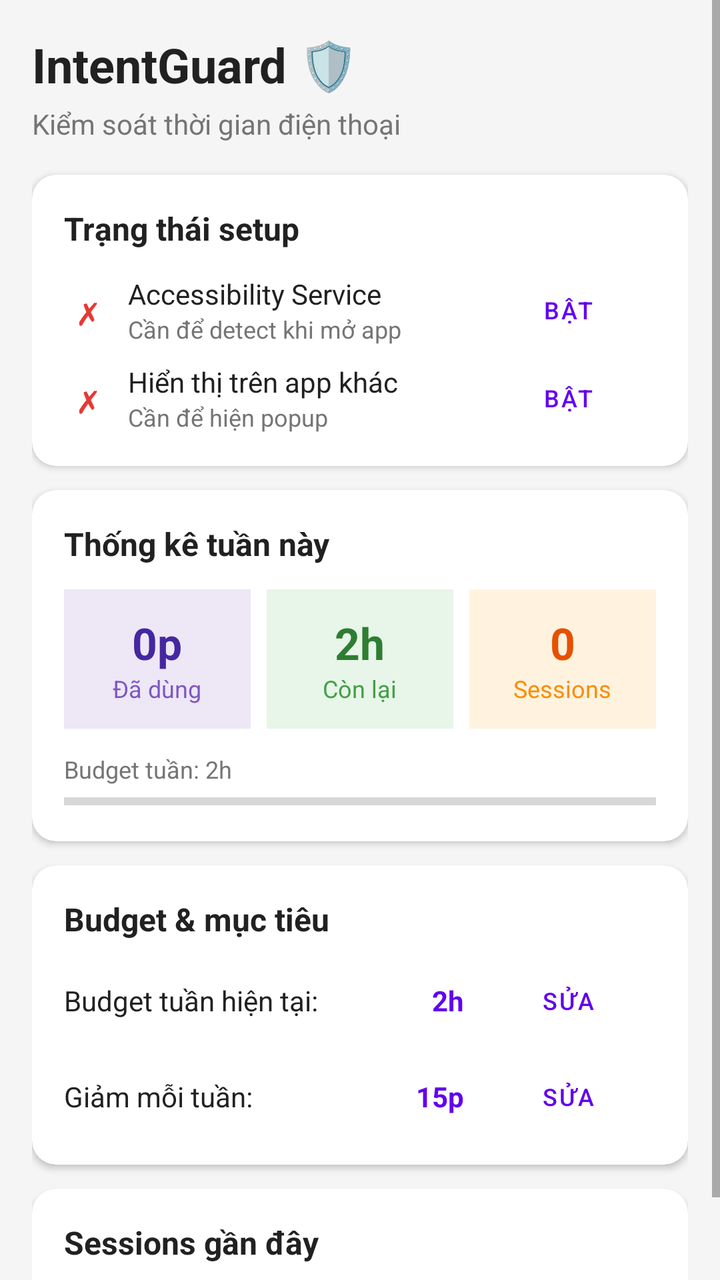
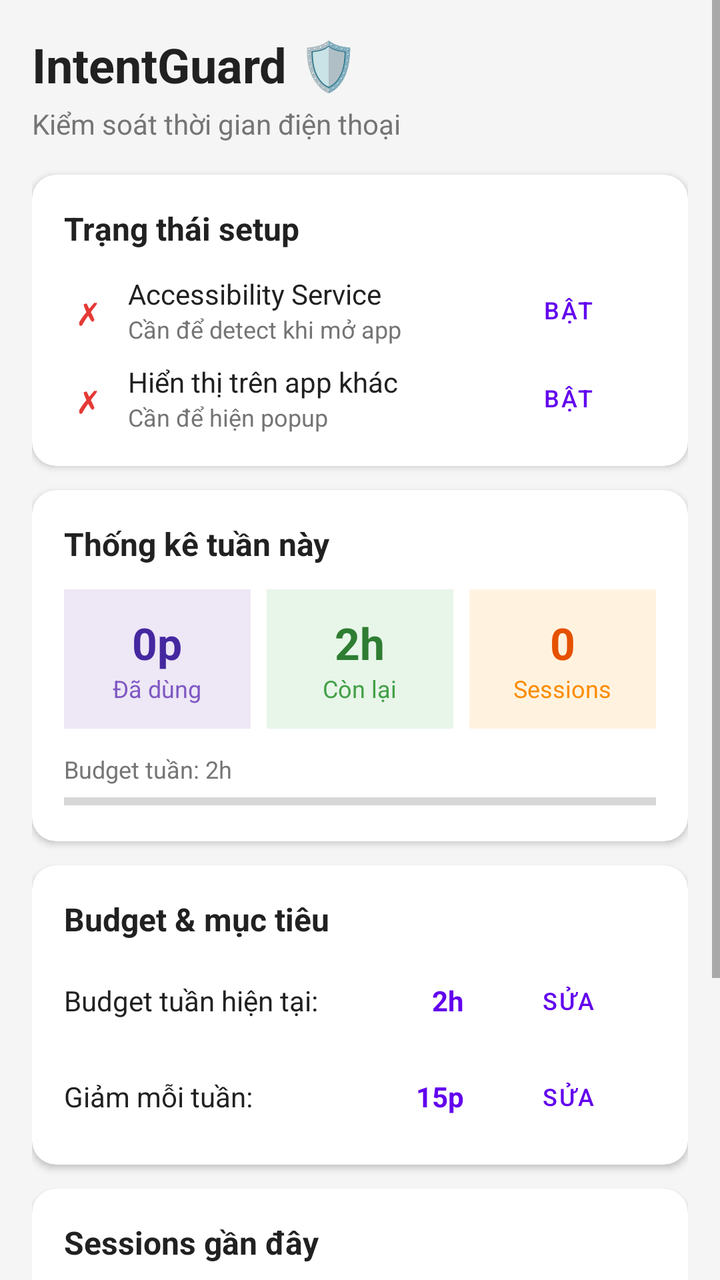

Before-and-after screenshots of an Android layout around one commit, followed by the original layout XML and the change that was made.
<!-- AndroidManifest.xml: application theme Theme.IntentGuard -->
<!-- res/layout/activity_main.xml -->
<?xml version="1.0" encoding="utf-8"?>
<ScrollView xmlns:android="http://schemas.android.com/apk/res/android"
    xmlns:app="http://schemas.android.com/apk/res-auto"
    android:layout_width="match_parent"
    android:layout_height="match_parent"
    android:background="#F5F5F5">

    <LinearLayout
        android:layout_width="match_parent"
        android:layout_height="wrap_content"
        android:orientation="vertical"
        android:padding="16dp">

        
        <TextView
            android:layout_width="match_parent"
            android:layout_height="wrap_content"
            android:text="IntentGuard 🛡️"
            android:textSize="24sp"
            android:textStyle="bold"
            android:textColor="@color/text_primary"
            android:layout_marginBottom="4dp" />

        <TextView
            android:layout_width="match_parent"
            android:layout_height="wrap_content"
            android:text="Kiểm soát thời gian điện thoại"
            android:textSize="14sp"
            android:textColor="@color/text_secondary"
            android:layout_marginBottom="16dp" />

        
        <androidx.cardview.widget.CardView
            android:layout_width="match_parent"
            android:layout_height="wrap_content"
            android:layout_marginBottom="12dp"
            app:cardCornerRadius="12dp"
            app:cardElevation="2dp">

            <LinearLayout
                android:layout_width="match_parent"
                android:layout_height="wrap_content"
                android:orientation="vertical"
                android:padding="16dp">

                <TextView
                    android:layout_width="match_parent"
                    android:layout_height="wrap_content"
                    android:text="Trạng thái setup"
                    android:textSize="16sp"
                    android:textStyle="bold"
                    android:textColor="@color/text_primary"
                    android:layout_marginBottom="12dp" />

                
                <LinearLayout
                    android:layout_width="match_parent"
                    android:layout_height="wrap_content"
                    android:orientation="horizontal"
                    android:gravity="center_vertical"
                    android:layout_marginBottom="8dp">

                    <TextView
                        android:id="@+id/tvAccessibilityStatus"
                        android:layout_width="24dp"
                        android:layout_height="24dp"
                        android:text="✗"
                        android:textSize="16sp"
                        android:gravity="center"
                        android:textColor="#E53935" />

                    <LinearLayout
                        android:layout_width="0dp"
                        android:layout_height="wrap_content"
                        android:layout_weight="1"
                        android:orientation="vertical"
                        android:layout_marginStart="8dp">

                        <TextView
                            android:layout_width="match_parent"
                            android:layout_height="wrap_content"
                            android:text="Accessibility Service"
                            android:textSize="14sp"
                            android:textColor="@color/text_primary" />

                        <TextView
                            android:layout_width="match_parent"
                            android:layout_height="wrap_content"
                            android:text="Cần để detect khi mở app"
                            android:textSize="12sp"
                            android:textColor="@color/text_secondary" />
                    </LinearLayout>

                    <Button
                        android:id="@+id/btnEnableAccessibility"
                        style="@style/Widget.MaterialComponents.Button.OutlinedButton"
                        android:layout_width="wrap_content"
                        android:layout_height="36dp"
                        android:text="Bật"
                        android:textSize="12sp" />
                </LinearLayout>

                
                <LinearLayout
                    android:layout_width="match_parent"
                    android:layout_height="wrap_content"
                    android:orientation="horizontal"
                    android:gravity="center_vertical">

                    <TextView
                        android:id="@+id/tvOverlayStatus"
                        android:layout_width="24dp"
                        android:layout_height="24dp"
                        android:text="✗"
                        android:textSize="16sp"
                        android:gravity="center"
                        android:textColor="#E53935" />

                    <LinearLayout
                        android:layout_width="0dp"
                        android:layout_height="wrap_content"
                        android:layout_weight="1"
                        android:orientation="vertical"
                        android:layout_marginStart="8dp">

                        <TextView
                            android:layout_width="match_parent"
                            android:layout_height="wrap_content"
                            android:text="Hiển thị trên app khác"
                            android:textSize="14sp"
                            android:textColor="@color/text_primary" />

                        <TextView
                            android:layout_width="match_parent"
                            android:layout_height="wrap_content"
                            android:text="Cần để hiện popup"
                            android:textSize="12sp"
                            android:textColor="@color/text_secondary" />
                    </LinearLayout>

                    <Button
                        android:id="@+id/btnEnableOverlay"
                        style="@style/Widget.MaterialComponents.Button.OutlinedButton"
                        android:layout_width="wrap_content"
                        android:layout_height="36dp"
                        android:text="Bật"
                        android:textSize="12sp" />
                </LinearLayout>
            </LinearLayout>
        </androidx.cardview.widget.CardView>

        
        <androidx.cardview.widget.CardView
            android:layout_width="match_parent"
            android:layout_height="wrap_content"
            android:layout_marginBottom="12dp"
            app:cardCornerRadius="12dp"
            app:cardElevation="2dp">

            <LinearLayout
                android:layout_width="match_parent"
                android:layout_height="wrap_content"
                android:orientation="vertical"
                android:padding="16dp">

                <TextView
                    android:layout_width="match_parent"
                    android:layout_height="wrap_content"
                    android:text="Thống kê tuần này"
                    android:textSize="16sp"
                    android:textStyle="bold"
                    android:textColor="@color/text_primary"
                    android:layout_marginBottom="12dp" />

                <LinearLayout
                    android:layout_width="match_parent"
                    android:layout_height="wrap_content"
                    android:orientation="horizontal">

                    
                    <LinearLayout
                        android:layout_width="0dp"
                        android:layout_height="wrap_content"
                        android:layout_weight="1"
                        android:orientation="vertical"
                        android:gravity="center"
                        android:background="#EDE7F6"
                        android:padding="12dp">

                        <TextView
                            android:id="@+id/tvUsedTime"
                            android:layout_width="wrap_content"
                            android:layout_height="wrap_content"
                            android:text="0p"
                            android:textSize="22sp"
                            android:textStyle="bold"
                            android:textColor="#4527A0" />

                        <TextView
                            android:layout_width="wrap_content"
                            android:layout_height="wrap_content"
                            android:text="Đã dùng"
                            android:textSize="12sp"
                            android:textColor="#7E57C2" />
                    </LinearLayout>

                    <View android:layout_width="8dp" android:layout_height="0dp" />

                    
                    <LinearLayout
                        android:layout_width="0dp"
                        android:layout_height="wrap_content"
                        android:layout_weight="1"
                        android:orientation="vertical"
                        android:gravity="center"
                        android:background="#E8F5E9"
                        android:padding="12dp">

                        <TextView
                            android:id="@+id/tvRemainingTime"
                            android:layout_width="wrap_content"
                            android:layout_height="wrap_content"
                            android:text="2h"
                            android:textSize="22sp"
                            android:textStyle="bold"
                            android:textColor="#2E7D32" />

                        <TextView
                            android:layout_width="wrap_content"
                            android:layout_height="wrap_content"
                            android:text="Còn lại"
                            android:textSize="12sp"
                            android:textColor="#43A047" />
                    </LinearLayout>

                    <View android:layout_width="8dp" android:layout_height="0dp" />

                    
                    <LinearLayout
                        android:layout_width="0dp"
                        android:layout_height="wrap_content"
                        android:layout_weight="1"
                        android:orientation="vertical"
                        android:gravity="center"
                        android:background="#FFF3E0"
                        android:padding="12dp">

                        <TextView
                            android:id="@+id/tvSessionCount"
                            android:layout_width="wrap_content"
                            android:layout_height="wrap_content"
                            android:text="0"
                            android:textSize="22sp"
                            android:textStyle="bold"
                            android:textColor="#E65100" />

                        <TextView
                            android:layout_width="wrap_content"
                            android:layout_height="wrap_content"
                            android:text="Sessions"
                            android:textSize="12sp"
                            android:textColor="#FB8C00" />
                    </LinearLayout>
                </LinearLayout>

                
                <TextView
                    android:id="@+id/tvBudgetLabel"
                    android:layout_width="match_parent"
                    android:layout_height="wrap_content"
                    android:text="Budget tuần: 2h"
                    android:textSize="12sp"
                    android:textColor="@color/text_secondary"
                    android:layout_marginTop="12dp" />

                <ProgressBar
                    android:id="@+id/progressBudget"
                    style="@style/Widget.AppCompat.ProgressBar.Horizontal"
                    android:layout_width="match_parent"
                    android:layout_height="8dp"
                    android:layout_marginTop="4dp"
                    android:max="100"
                    android:progress="0"
                    android:progressTint="#6200EE" />

            </LinearLayout>
        </androidx.cardview.widget.CardView>

        
        <androidx.cardview.widget.CardView
            android:layout_width="match_parent"
            android:layout_height="wrap_content"
            android:layout_marginBottom="12dp"
            app:cardCornerRadius="12dp"
            app:cardElevation="2dp">

            <LinearLayout
                android:layout_width="match_parent"
                android:layout_height="wrap_content"
                android:orientation="vertical"
                android:padding="16dp">

                <TextView
                    android:layout_width="match_parent"
                    android:layout_height="wrap_content"
                    android:text="Budget &amp; mục tiêu"
                    android:textSize="16sp"
                    android:textStyle="bold"
                    android:textColor="@color/text_primary"
                    android:layout_marginBottom="12dp" />

                
                <LinearLayout
                    android:layout_width="match_parent"
                    android:layout_height="wrap_content"
                    android:orientation="horizontal"
                    android:gravity="center_vertical"
                    android:layout_marginBottom="12dp">

                    <TextView
                        android:layout_width="0dp"
                        android:layout_height="wrap_content"
                        android:layout_weight="1"
                        android:text="Budget tuần hiện tại:"
                        android:textSize="14sp"
                        android:textColor="@color/text_primary" />

                    <TextView
                        android:id="@+id/tvCurrentBudget"
                        android:layout_width="wrap_content"
                        android:layout_height="wrap_content"
                        android:text="2h"
                        android:textSize="14sp"
                        android:textStyle="bold"
                        android:textColor="#6200EE"
                        android:layout_marginEnd="8dp" />

                    <Button
                        android:id="@+id/btnEditBudget"
                        style="@style/Widget.MaterialComponents.Button.OutlinedButton"
                        android:layout_width="wrap_content"
                        android:layout_height="36dp"
                        android:text="Sửa"
                        android:textSize="12sp" />
                </LinearLayout>

                
                <LinearLayout
                    android:layout_width="match_parent"
                    android:layout_height="wrap_content"
                    android:orientation="horizontal"
                    android:gravity="center_vertical">

                    <TextView
                        android:layout_width="0dp"
                        android:layout_height="wrap_content"
                        android:layout_weight="1"
                        android:text="Giảm mỗi tuần:"
                        android:textSize="14sp"
                        android:textColor="@color/text_primary" />

                    <TextView
                        android:id="@+id/tvReduction"
                        android:layout_width="wrap_content"
                        android:layout_height="wrap_content"
                        android:text="15p"
                        android:textSize="14sp"
                        android:textStyle="bold"
                        android:textColor="#6200EE"
                        android:layout_marginEnd="8dp" />

                    <Button
                        android:id="@+id/btnEditReduction"
                        style="@style/Widget.MaterialComponents.Button.OutlinedButton"
                        android:layout_width="wrap_content"
                        android:layout_height="36dp"
                        android:text="Sửa"
                        android:textSize="12sp" />
                </LinearLayout>

            </LinearLayout>
        </androidx.cardview.widget.CardView>

        
        <androidx.cardview.widget.CardView
            android:layout_width="match_parent"
            android:layout_height="wrap_content"
            android:layout_marginBottom="12dp"
            app:cardCornerRadius="12dp"
            app:cardElevation="2dp">

            <LinearLayout
                android:layout_width="match_parent"
                android:layout_height="wrap_content"
                android:orientation="vertical"
                android:padding="16dp">

                <TextView
                    android:layout_width="match_parent"
                    android:layout_height="wrap_content"
                    android:text="Sessions gần đây"
                    android:textSize="16sp"
                    android:textStyle="bold"
                    android:textColor="@color/text_primary"
                    android:layout_marginBottom="8dp" />

                <LinearLayout
                    android:id="@+id/llSessions"
                    android:layout_width="match_parent"
                    android:layout_height="wrap_content"
                    android:orientation="vertical" />

            </LinearLayout>
        </androidx.cardview.widget.CardView>

    </LinearLayout>
</ScrollView>
<!-- resources referenced by this layout -->
<resources>
  <color name="text_primary">#FF212121</color>
  <color name="text_secondary">#FF757575</color>
  <style name="Theme.IntentGuard" parent="Theme.MaterialComponents.DayNight.DarkActionBar">
          <item name="colorPrimary">#6200EE</item>
          <item name="colorPrimaryVariant">#3700B3</item>
          <item name="colorOnPrimary">#FFFFFF</item>
          <item name="colorSecondary">#03DAC5</item>
          <item name="colorSecondaryVariant">#018786</item>
          <item name="colorOnSecondary">#000000</item>
          <item name="android:statusBarColor">?attr/colorPrimaryVariant</item>
      </style>
</resources>

<!-- the commit's change to res/layout/activity_main.xml (unified diff, before → after) -->
@@ -413,5 +413,77 @@
             </LinearLayout>
         </androidx.cardview.widget.CardView>
 
+        
+        <androidx.cardview.widget.CardView
+            android:layout_width="match_parent"
+            android:layout_height="wrap_content"
+            android:layout_marginBottom="12dp"
+            app:cardCornerRadius="12dp"
+            app:cardElevation="2dp"
+            xmlns:app="http://schemas.android.com/apk/res-auto">
+
+            <LinearLayout
+                android:layout_width="match_parent"
+                android:layout_height="wrap_content"
+                android:orientation="vertical"
+                android:padding="16dp">
+
+                <LinearLayout
+                    android:layout_width="match_parent"
+                    android:layout_height="wrap_content"
+                    android:orientation="horizontal"
+                    android:gravity="center_vertical">
+
+                    <TextView
+                        android:layout_width="0dp"
+                        android:layout_height="wrap_content"
+                        android:layout_weight="1"
+                        android:text="🔍 Debug Log"
+                        android:textSize="16sp"
+                        android:textStyle="bold"
+                        android:textColor="@color/text_primary" />
+
+                    <Button
+                        android:id="@+id/btnClearLog"
+                        style="@style/Widget.MaterialComponents.Button.TextButton"
+                        android:layout_width="wrap_content"
+                        android:layout_height="36dp"
+                        android:text="Xoá"
+                        android:textSize="12sp" />
+
+                    <Button
+                        android:id="@+id/btnRefreshLog"
+                        style="@style/Widget.MaterialComponents.Button.OutlinedButton"
+                        android:layout_width="wrap_content"
+                        android:layout_height="36dp"
+                        android:text="Refresh"
+                        android:textSize="12sp"
+                        android:layout_marginStart="4dp" />
+                </LinearLayout>
+
+                <TextView
+                    android:layout_width="match_parent"
+                    android:layout_height="wrap_content"
+                    android:text="Mở Samsung Internet → vào trang web → quay lại đây bấm Refresh để xem IntentGuard đang đọc được gì."
+                    android:textSize="12sp"
+                    android:textColor="#9E9E9E"
+                    android:layout_marginTop="4dp"
+                    android:layout_marginBottom="8dp" />
+
+                <TextView
+                    android:id="@+id/tvDebugLog"
+                    android:layout_width="match_parent"
+                    android:layout_height="wrap_content"
+                    android:text="(chưa có log)"
+                    android:textSize="11sp"
+                    android:textColor="#37474F"
+                    android:fontFamily="monospace"
+                    android:background="#F5F5F5"
+                    android:padding="8dp"
+                    android:lineSpacingExtra="2dp" />
+
+            </LinearLayout>
+        </androidx.cardview.widget.CardView>
+
     </LinearLayout>
 </ScrollView>
